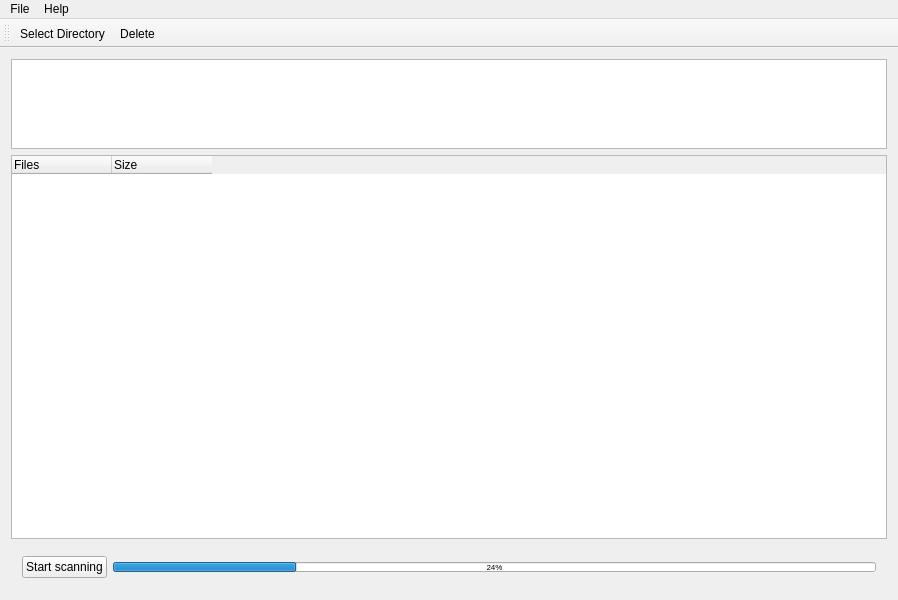
The window that mainwindow.ui (doreshnikov/fdupes) describes before a commit, drawn with Qt 5.
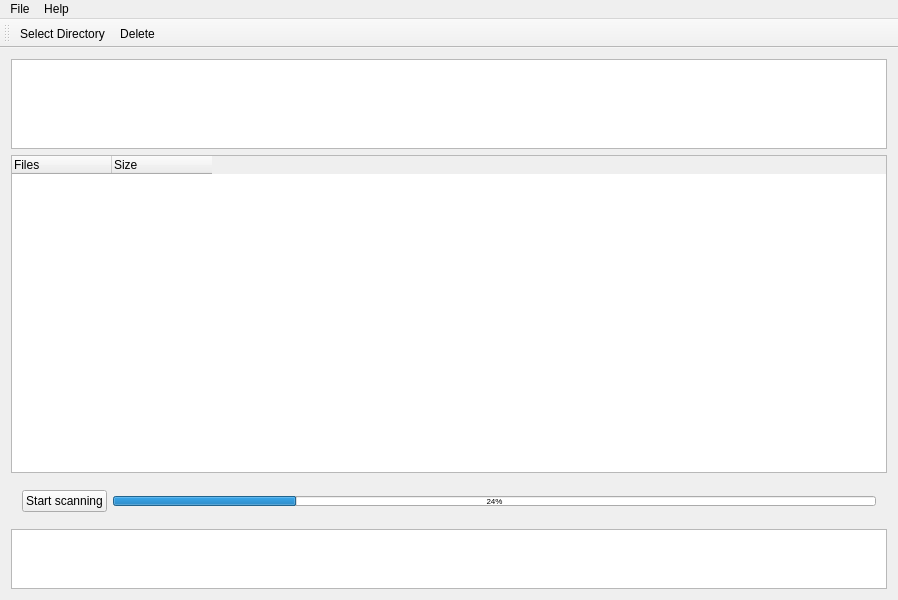
The same window after the commit.

Commit message: minor: - test directory removed ~ crashes fixed ~ cancellation fixed + deletion confirmation added + error field added

```diff
--- a/mainwindow.ui
+++ b/mainwindow.ui
@@ -124,6 +124,16 @@
       </layout>
      </widget>
     </item>
+    <item>
+     <widget class="QPlainTextEdit" name="plainTextEdit_Error">
+      <property name="maximumSize">
+       <size>
+        <width>16777215</width>
+        <height>60</height>
+       </size>
+      </property>
+     </widget>
+    </item>
    </layout>
   </widget>
   <widget class="QMenuBar" name="menuBar">
```
Left out of the diff: 2 changed lines with no effect on the pictures. The commit also changes 6 other files.
